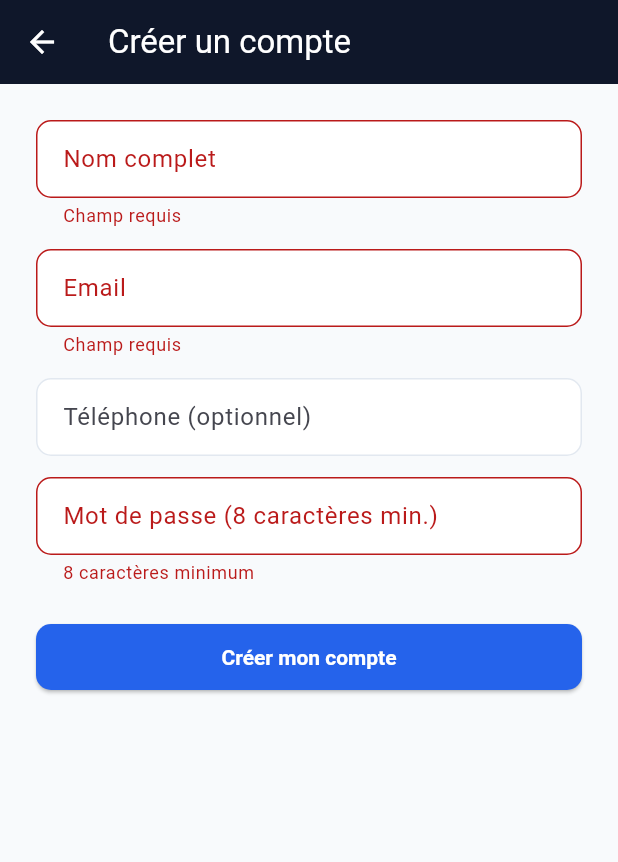
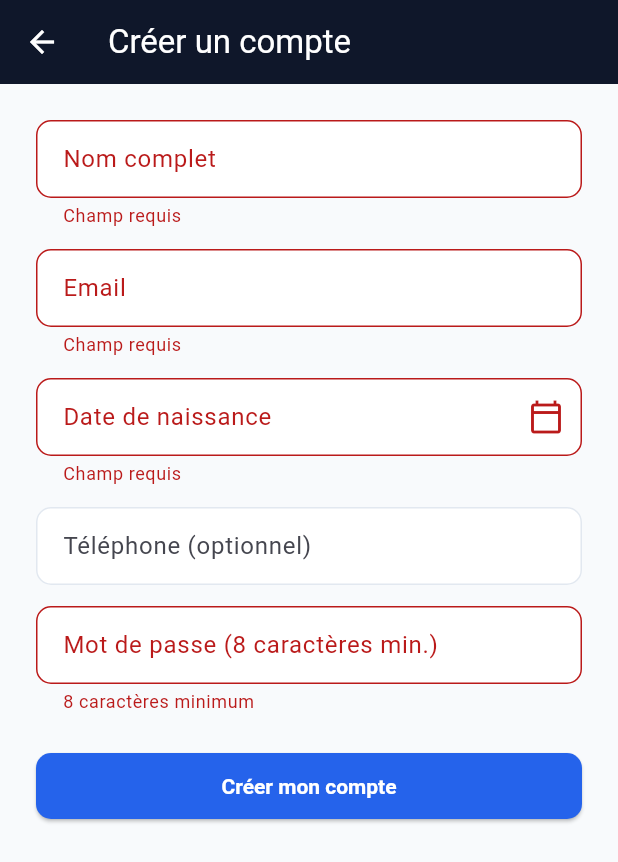
Before and after one commit to gesca56/concours-pro-mobile, a Flutter app: the RegisterScreen screen opened directly, after a tap on "Créer mon compte", on a phone screen of 412 x 824 dp. Shown: the top 862 px of the screen. Run offline on Flutter 3.47's test engine with Material 3 defaults, Android fonts, the phone set to English and light mode, and no system bars; our stand-ins replace file_picker, flutter_secure_storage, open_filex; accounts and stored records are empty.

Commit message:
Demande la date de naissance à l'inscription (v1.0.2)
L'API exige désormais la date de naissance, indispensable à la règle
d'éligibilité : sans elle, un candidat inscrit depuis l'application ne
pouvait postuler à aucun concours.

Co-Authored-By: Claude Opus 5.5 <noreply@anthropic.com>

```diff
--- a/lib/providers/auth_provider.dart
+++ b/lib/providers/auth_provider.dart
@@ -42,12 +42,14 @@ class AuthProvider extends ChangeNotifier {
     required String name,
     required String email,
     required String password,
+    required String dateNaissance,
     String? telephone,
   }) async {
     final data = await _api.register(
       name: name,
       email: email,
       password: password,
+      dateNaissance: dateNaissance,
       telephone: telephone,
     );
     _user = data['user'];
--- a/lib/screens/register_screen.dart
+++ b/lib/screens/register_screen.dart
@@ -17,8 +17,31 @@ class _RegisterScreenState extends State<RegisterScreen> {
   final _emailController = TextEditingController();
   final _passwordController = TextEditingController();
   final _telephoneController = TextEditingController();
+  final _dateNaissanceController = TextEditingController();
+  DateTime? _dateNaissance;
   bool _loading = false;
   String? _erreur;
+
+  /// Date au format attendu par l'API (AAAA-MM-JJ).
+  String _iso(DateTime d) =>
+      '${d.year.toString().padLeft(4, '0')}-${d.month.toString().padLeft(2, '0')}-${d.day.toString().padLeft(2, '0')}';
+
+  Future<void> _choisirDateNaissance() async {
+    final maintenant = DateTime.now();
+    final date = await showDatePicker(
+      context: context,
+      initialDate: _dateNaissance ?? DateTime(maintenant.year - 18),
+      firstDate: DateTime(1940),
+      lastDate: maintenant,
+      helpText: 'Date de naissance',
+    );
+    if (date == null) return;
+    setState(() {
+      _dateNaissance = date;
+      _dateNaissanceController.text =
+          '${date.day.toString().padLeft(2, '0')}/${date.month.toString().padLeft(2, '0')}/${date.year}';
+    });
+  }
 
   Future<void> _inscrire() async {
     if (!_formKey.currentState!.validate()) return;
@@ -33,6 +56,7 @@ class _RegisterScreenState extends State<RegisterScreen> {
             name: _nameController.text.trim(),
             email: _emailController.text.trim(),
             password: _passwordController.text,
+            dateNaissance: _iso(_dateNaissance!),
             telephone: _telephoneController.text.trim().isEmpty ? null : _telephoneController.text.trim(),
           );
     } on ApiException catch (e) {
@@ -65,6 +89,17 @@ class _RegisterScreenState extends State<RegisterScreen> {
                   keyboardType: TextInputType.emailAddress,
                   decoration: const InputDecoration(labelText: 'Email'),
                   validator: (v) => (v == null || v.isEmpty) ? 'Champ requis' : null,
+                ),
+                const SizedBox(height: 14),
+                TextFormField(
+                  controller: _dateNaissanceController,
+                  readOnly: true,
+                  onTap: _choisirDateNaissance,
+                  decoration: const InputDecoration(
+                    labelText: 'Date de naissance',
+                    suffixIcon: Icon(Icons.calendar_today_outlined),
+                  ),
+                  validator: (_) => _dateNaissance == null ? 'Champ requis' : null,
                 ),
                 const SizedBox(height: 14),
                 TextFormField(
--- a/lib/services/api_service.dart
+++ b/lib/services/api_service.dart
@@ -67,6 +67,7 @@ class ApiService {
     required String name,
     required String email,
     required String password,
+    required String dateNaissance,
     String? telephone,
   }) async {
     final response = await http.post(
@@ -76,6 +77,7 @@ class ApiService {
         'name': name,
         'email': email,
         'password': password,
+        'date_naissance': dateNaissance,
         if (telephone != null) 'telephone': telephone,
       }),
     );
--- a/pubspec.yaml
+++ b/pubspec.yaml
@@ -16,7 +16,7 @@ publish_to: 'none' # Remove this line if you wish to publish to pub.dev
 # https://developer.apple.com/library/archive/documentation/General/Reference/InfoPlistKeyReference/Articles/CoreFoundationKeys.html
 # In Windows, build-name is used as the major, minor, and patch parts
 # of the product and file versions while build-number is used as the build suffix.
-version: 1.0.1+2
+version: 1.0.2+3
 
 environment:
   sdk: ^3.11.4
```
